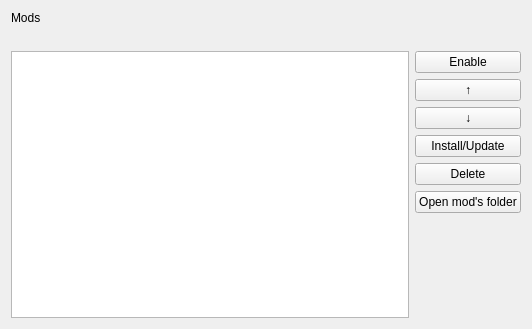
The window that src/gmaginai_l/forms/widgets/mods_widget.ui (Spoonail-Iroiro/gmaginai-l) describes before a commit, drawn with Qt 5.
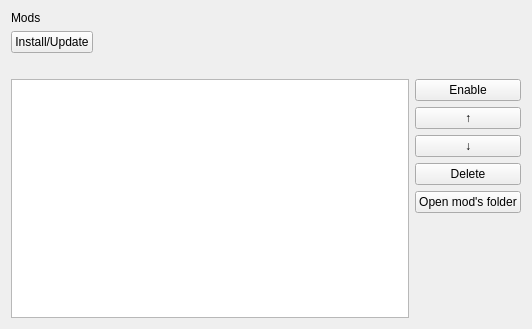
The same window after the commit.

The edit to the form file:
```diff
--- a/src/gmaginai_l/forms/widgets/mods_widget.ui
+++ b/src/gmaginai_l/forms/widgets/mods_widget.ui
@@ -13,7 +13,7 @@
   <property name="windowTitle">
    <string>Mods</string>
   </property>
-  <layout class="QVBoxLayout" name="verticalLayout_2" stretch="0,0,0">
+  <layout class="QVBoxLayout" name="verticalLayout_2" stretch="0,0,0,0">
    <item>
     <widget class="QLabel" name="label">
      <property name="text">
@@ -21,6 +21,30 @@
      </property>
     </widget>
    </item>
+   <item>
+    <layout class="QHBoxLayout" name="horizontalLayout_2">
+     <item>
+      <widget class="QPushButton" name="btn_add">
+       <property name="text">
+        <string>Install/Update</string>
+       </property>
+      </widget>
+     </item>
+     <item>
+      <spacer name="horizontalSpacer">
+       <property name="orientation">
+        <enum>Qt::Orientation::Horizontal</enum>
+       </property>
+       <property name="sizeHint" stdset="0">
+        <size>
+         <width>40</width>
+         <height>20</height>
+        </size>
+       </property>
+      </spacer>
+     </item>
+    </layout>
+   </item>
    <item>
     <widget class="QLabel" name="txt_main">
      <property name="sizePolicy">
@@ -71,13 +95,6 @@
          </property>
         </widget>
        </item>
-       <item>
-        <widget class="QPushButton" name="btn_add">
-         <property name="text">
-          <string>Install/Update</string>
-         </property>
-        </widget>
-       </item>
        <item>
         <widget class="QPushButton" name="btn_delete">
          <property name="text">
```
